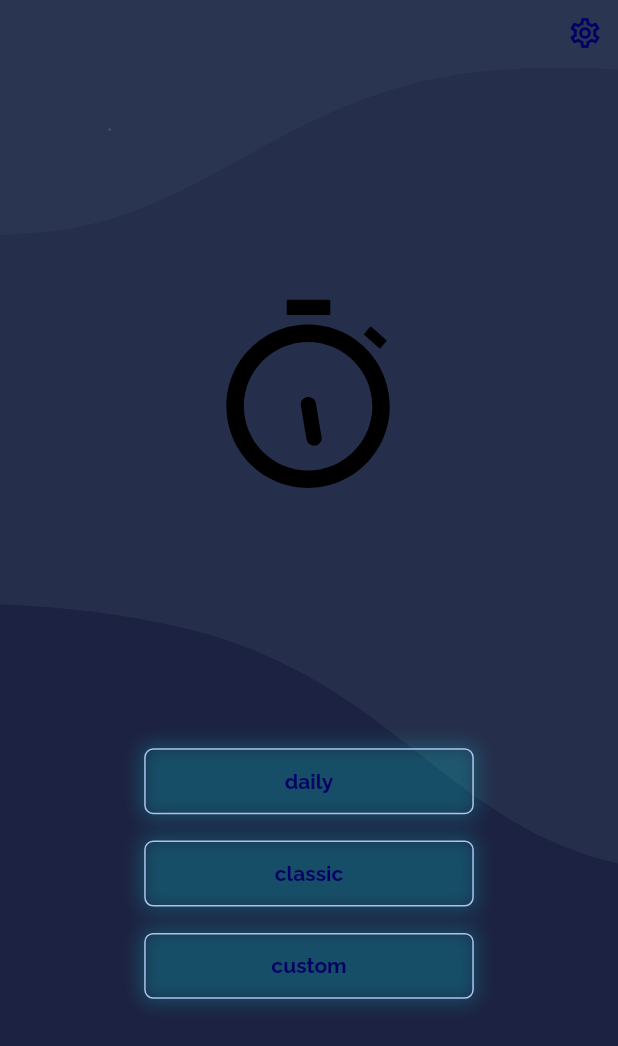
After one commit to OlehRiepkin/stopat, a Flutter app: the screen it shows after launch, on a phone screen of 412 x 824 dp. The commit adds this screen. Shown: the top 1046 px of the screen. Run offline on Flutter 3.47's test engine with Material 2 defaults, Android fonts, the phone set to English and light mode, and no system bars; our stand-ins replace easy_localization, flutter_riverpod, logger, lottie, shared_preferences.

Commit message:
bg change

```diff
--- a/lib/screens/game/screen.dart
+++ b/lib/screens/game/screen.dart
@@ -2,7 +2,6 @@
 import 'package:stopat/screens/game/action_button.dart';
 import 'package:stopat/screens/game/goal_view.dart';
 import 'package:stopat/screens/game/stopwatch_view.dart';
-import 'package:stopat/screens/setup_game.dart/screen.dart';
 import 'package:stopat/widgets/buttons/tc_icon_button.dart';
 import 'package:stopat/widgets/tc_screen.dart';
 import 'package:stopat/widgets/tc_screen_header.dart';
--- /dev/null
+++ b/lib/widgets/background.dart
@@ -0,0 +1,26 @@
+import 'package:flutter/material.dart';
+import 'package:lottie/lottie.dart';
+
+class TCBackground extends StatelessWidget {
+  const TCBackground({
+    required this.child,
+    super.key,
+  });
+
+  final Widget child;
+
+  @override
+  Widget build(BuildContext context) {
+    return Stack(
+      children: [
+        Positioned.fill(
+          child: Lottie.asset(
+            'assets/lottie/bg_anim.json',
+            fit: BoxFit.cover,
+          ),
+        ),
+        child,
+      ],
+    );
+  }
+}
--- a/lib/widgets/tc_screen.dart
+++ b/lib/widgets/tc_screen.dart
@@ -1,4 +1,5 @@
 import 'package:flutter/material.dart';
+import 'package:stopat/widgets/background.dart';
 import 'package:stopat/widgets/tc_screen_header.dart';
 
 class TCScreen extends StatelessWidget {
@@ -16,7 +17,8 @@
     final headerProps = this.headerProps;
 
     return Scaffold(
-      body: Column(
+      body: TCBackground(
+        child: Column(
           children: [
             if (headerProps != null)
               TCScreenHeader(
@@ -27,6 +29,7 @@
             ),
           ],
         ),
+      ),
     );
   }
 }
```
Also changed, not shown: lib/app.dart (+0 -20 lines). Lines whose indentation alone changed are shown as unchanged.
